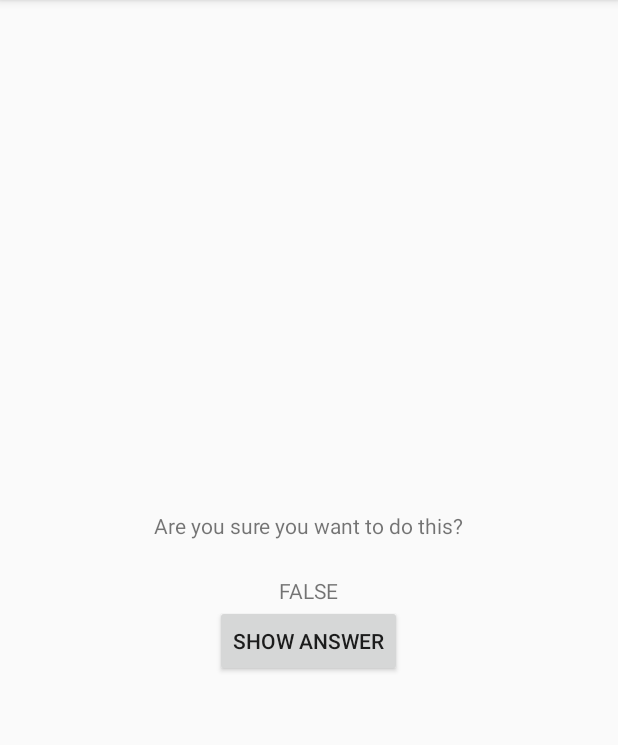
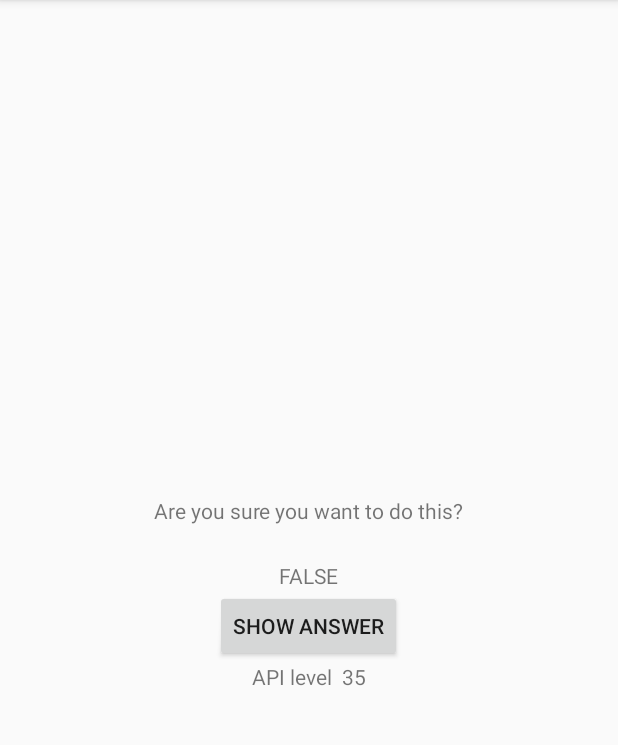
Before and after one commit to Tigran20/Udacity-Works, an Android app: the CheatActivity screen opened directly, with no data from a screen before it, after a tap on "SHOW ANSWER", on a phone screen of 412 x 824 dp, the part 84-829 px from its top. Run offline under Robolectric (Android 15) with nearby library versions, the phone set to English and light mode, and no system bars.

Commit message:
добавил интенты в методы

```diff
--- a/GeoQuiz/app/src/main/java/com/example/android/geoquiz/CheatActivity.java
+++ b/GeoQuiz/app/src/main/java/com/example/android/geoquiz/CheatActivity.java
@@ -1,9 +1,13 @@
 package com.example.android.geoquiz;
 
+import android.animation.Animator;
+import android.animation.AnimatorListenerAdapter;
 import android.content.Intent;
+import android.os.Build;
 import android.support.v7.app.AppCompatActivity;
 import android.os.Bundle;
 import android.view.View;
+import android.view.ViewAnimationUtils;
 import android.widget.Button;
 import android.widget.TextView;
 
@@ -14,17 +18,19 @@ public class CheatActivity extends AppCompatActivity {
     private boolean mAnswerIsTrue;
     private TextView mAnswerTextView;
     private Button mShowAnswerButton;
+    private TextView mApiVersion;
 
     @Override
     protected void onCreate(Bundle savedInstanceState) {
         super.onCreate(savedInstanceState);
         setContentView(R.layout.activity_cheat);
 
-        mAnswerTextView = findViewById(R.id.answer_text_view);
-        mShowAnswerButton = findViewById(R.id.show_answer_button);
 
-        Intent intent = getIntent();
-        mAnswerIsTrue = intent.getBooleanExtra(EXTRA_ANSWER_IS_TRUE, false);
+        init();
+        getExtraIntent();
+
+        int sdk = Build.VERSION.SDK_INT;
+        mApiVersion.setText(getString(R.string.api_level) + sdk);
 
         mShowAnswerButton.setOnClickListener(new View.OnClickListener() {
             @Override
@@ -34,8 +40,38 @@ public class CheatActivity extends AppCompatActivity {
                 } else {
                     mAnswerTextView.setText(R.string.false_button);
                 }
+
+                if (Build.VERSION.SDK_INT >= Build.VERSION_CODES.LOLLIPOP) {
+                    int cx = mShowAnswerButton.getWidth() / 2;
+                    int cy = mShowAnswerButton.getHeight() / 2;
+                    float radius = mShowAnswerButton.getWidth();
+                    Animator anim = ViewAnimationUtils
+                            .createCircularReveal(mShowAnswerButton, cx, cy, radius, 0);
+                    anim.addListener(new AnimatorListenerAdapter() {
+                        @Override
+                        public void onAnimationEnd(Animator animation) {
+                            super.onAnimationEnd(animation);
+                            mShowAnswerButton.setVisibility(View.INVISIBLE);
+                        }
+                    });
+                    anim.start();
+                } else {
+                    mShowAnswerButton.setVisibility(View.INVISIBLE);
+                }
+
             }
         });
     }
 
+    public void init() {
+        mAnswerTextView = findViewById(R.id.answer_text_view);
+        mShowAnswerButton = findViewById(R.id.show_answer_button);
+        mApiVersion = findViewById(R.id.api_version);
+    }
+
+    private void getExtraIntent() {
+        Intent intent = getIntent();
+        mAnswerIsTrue = intent.getBooleanExtra(EXTRA_ANSWER_IS_TRUE, false);
+    }
+
 }
--- a/GeoQuiz/app/src/main/java/com/example/android/geoquiz/Question.java
+++ b/GeoQuiz/app/src/main/java/com/example/android/geoquiz/Question.java
@@ -20,4 +20,7 @@ public class Question {
         return mAnswerTrue;
     }
 
+
+
+
 }
--- a/GeoQuiz/app/src/main/java/com/example/android/geoquiz/QuizActivity.java
+++ b/GeoQuiz/app/src/main/java/com/example/android/geoquiz/QuizActivity.java
@@ -14,6 +14,7 @@ public class QuizActivity extends AppCompatActivity implements View.OnClickListe
 
     private TextView mQuestionTextView;
 
+
     private View mPrevButton;
     private View mNextButton;
 
@@ -22,6 +23,7 @@ public class QuizActivity extends AppCompatActivity implements View.OnClickListe
     private int mCurrentIndex = 0;
 
     private boolean answerIsTrue;
+
 
     private Question[] mQuestionBank = new Question[]{
             new Question(R.string.question_australia, true),
@@ -63,9 +65,7 @@ public class QuizActivity extends AppCompatActivity implements View.OnClickListe
                 break;
             case R.id.cheat_button:
                 answerIsTrue = mQuestionBank[mCurrentIndex].isAnswerTrue();
-                Intent cheat = new Intent(QuizActivity.this, CheatActivity.class);
-                cheat.putExtra(EXTRA_ANSWER_IS_TRUE, answerIsTrue);
-                startActivity(cheat);
+                putExtraIntent();
         }
     }
 
@@ -89,4 +89,10 @@ public class QuizActivity extends AppCompatActivity implements View.OnClickListe
 
         mCheat.setOnClickListener(this);
     }
+
+    private void putExtraIntent() {
+        Intent cheat = new Intent(QuizActivity.this, CheatActivity.class);
+        cheat.putExtra(EXTRA_ANSWER_IS_TRUE, answerIsTrue);
+        startActivity(cheat);
+    }
 }
--- a/GeoQuiz/app/src/main/res/layout/activity_cheat.xml
+++ b/GeoQuiz/app/src/main/res/layout/activity_cheat.xml
@@ -25,4 +25,9 @@
         android:layout_height="wrap_content"
         android:text="@string/show_answer_button"/>
 
+    <TextView
+        android:id="@+id/api_version"
+        android:layout_width="wrap_content"
+        android:layout_height="wrap_content" />
+
 </LinearLayout>
--- a/GeoQuiz/app/src/main/res/values/strings.xml
+++ b/GeoQuiz/app/src/main/res/values/strings.xml
@@ -14,6 +14,7 @@
     <string name="show_answer_button">Show Answer</string>
     <string name="cheat_button">Cheat!</string>
     <string name="judgment_toast">Cheating is wrong.</string>
+    <string name="api_level">API level &#160;</string>
 
 
     <string name="question_australia">Canberra is the capital of Australia.</string>
```
